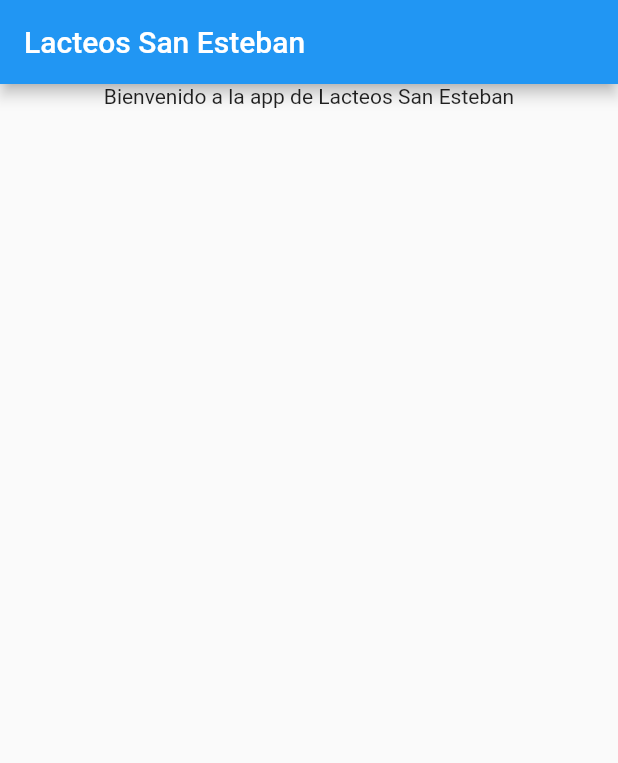
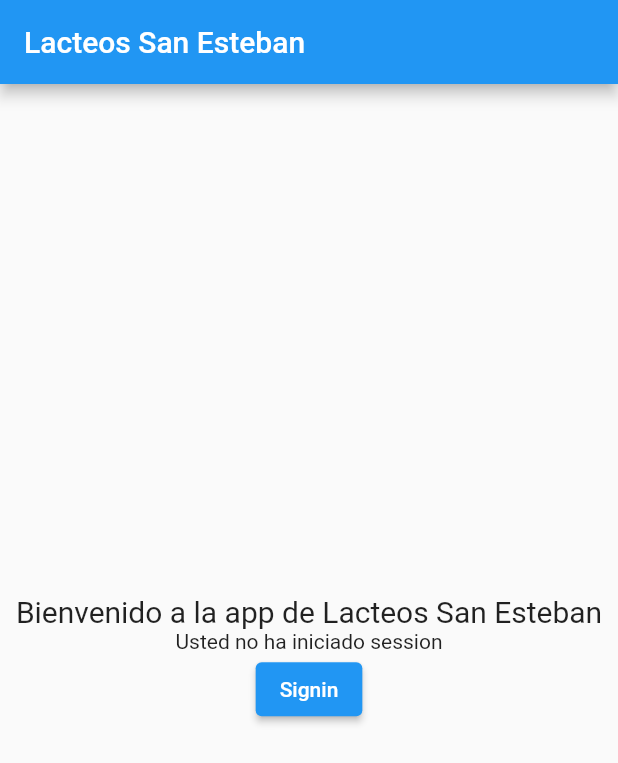
Before and after one commit to robert-virtual/lacteos_san_esteban, a Flutter app: the screen it shows after launch, on a phone screen of 412 x 824 dp. Shown: the top 763 px of the screen. Run offline on Flutter 3.47's test engine with Material 2 defaults, Android fonts, the phone set to English and light mode, and no system bars; our stand-ins replace get, google_sign_in.

Commit message:
paginas y navegacion

```diff
--- a/lib/pages/login.dart
+++ b/lib/pages/login.dart
@@ -10,12 +10,61 @@
   Widget build(BuildContext context) {
     return Scaffold(
       appBar: AppBar(title: const Text("Lacteos San Esteban")),
-      body: Center(
-          child: Column(
-        children: const [
-          Text("Bienvenido a la app de Lacteos San Esteban"),
-        ],
-      )),
+      body: Padding(
+        padding: const EdgeInsets.all(8.0),
+        child: Center(
+            child: Column(
+          mainAxisAlignment: MainAxisAlignment.center,
+          children: [
+            const Text(
+              "Bienvenido a la app de Lacteos San Esteban",
+              textAlign: TextAlign.center,
+              style: TextStyle(
+                fontSize: 20,
+              ),
+            ),
+            _buildBody()
+          ],
+        )),
+      ),
     );
   }
+
+  Widget _buildBody() {
+    final GoogleSignInAccount? user = controller.account;
+    if (user != null) {
+      return Column(
+        mainAxisAlignment: MainAxisAlignment.spaceAround,
+        children: [
+          ListTile(
+              leading: GoogleUserCircleAvatar(identity: user),
+              title: Text(user.displayName ?? ""),
+              subtitle: Text(user.email)),
+          const Text("Inicio de session exitoso"),
+          ElevatedButton(
+              onPressed: _handleSignout, child: const Text("Cerrar session")),
+          ElevatedButton(
+              onPressed: () => controller.handleGetSheets(user),
+              child: const Text("Refresh"))
+        ],
+      );
+    }
+    return Column(
+      mainAxisAlignment: MainAxisAlignment.spaceAround,
+      children: [
+        const Text("Usted no ha iniciado session"),
+        ElevatedButton(onPressed: _handleSignin, child: const Text("Signin"))
+      ],
+    );
+  }
+
+  Future<void> _handleSignin() async {
+    try {
+      await controller.googleSignIn.signIn();
+    } catch (e) {
+      Get.snackbar("Error", e.toString());
+    }
+  }
+
+  Future<void> _handleSignout() => controller.googleSignIn.disconnect();
 }
```
Also changed, not shown: lib/controllers/user_controller.dart (+41 -0 lines).
